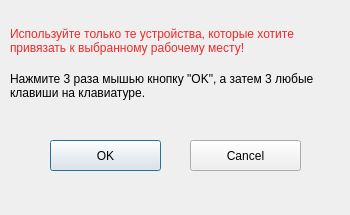
Before: the Qt Designer form mst/seat_calibration_dialog.ui in marcelo-tavares-ifsp/mst, drawn with Qt 5.
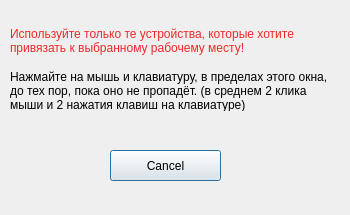
After: the same form once the commit is applied.

Commit message: seat_calibration_dialog: modified 2.0

Diff of the .ui file:
```diff
--- a/mst/seat_calibration_dialog.ui
+++ b/mst/seat_calibration_dialog.ui
@@ -469,34 +469,21 @@
      <x>10</x>
      <y>70</y>
      <width>331</width>
-     <height>31</height>
+     <height>41</height>
     </rect>
    </property>
    <property name="text">
-    <string>Нажмите 3 раза мышью кнопку &quot;OK&quot;, а затем 3 любые клавиши на клавиатуре.</string>
+    <string>Нажмайте на мышь и клавиатуру, в пределах этого окна, до тех пор, пока оно не пропадёт. (в среднем 2 клика мыши и 2 нажатия клавиш на клавиатуре)</string>
    </property>
    <property name="wordWrap">
     <bool>true</bool>
    </property>
   </widget>
-  <widget class="QPushButton" name="pushButton">
-   <property name="geometry">
-    <rect>
-     <x>50</x>
-     <y>140</y>
-     <width>111</width>
-     <height>31</height>
-    </rect>
-   </property>
-   <property name="text">
-    <string>OK</string>
-   </property>
-  </widget>
   <widget class="QPushButton" name="pushButton_2">
    <property name="geometry">
     <rect>
-     <x>190</x>
-     <y>140</y>
+     <x>110</x>
+     <y>150</y>
      <width>111</width>
      <height>31</height>
     </rect>
```
The commit also changes 4 other files.
